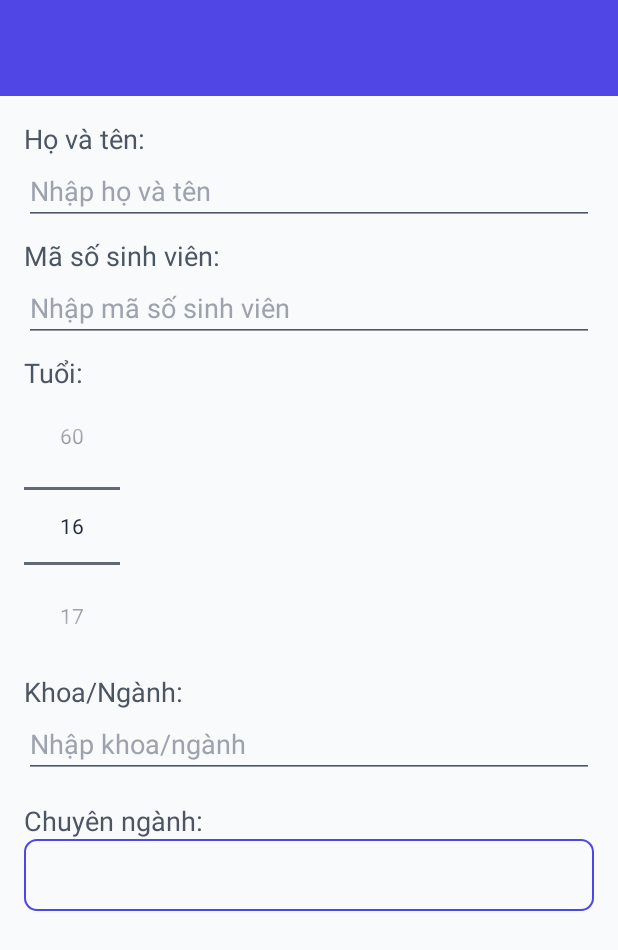
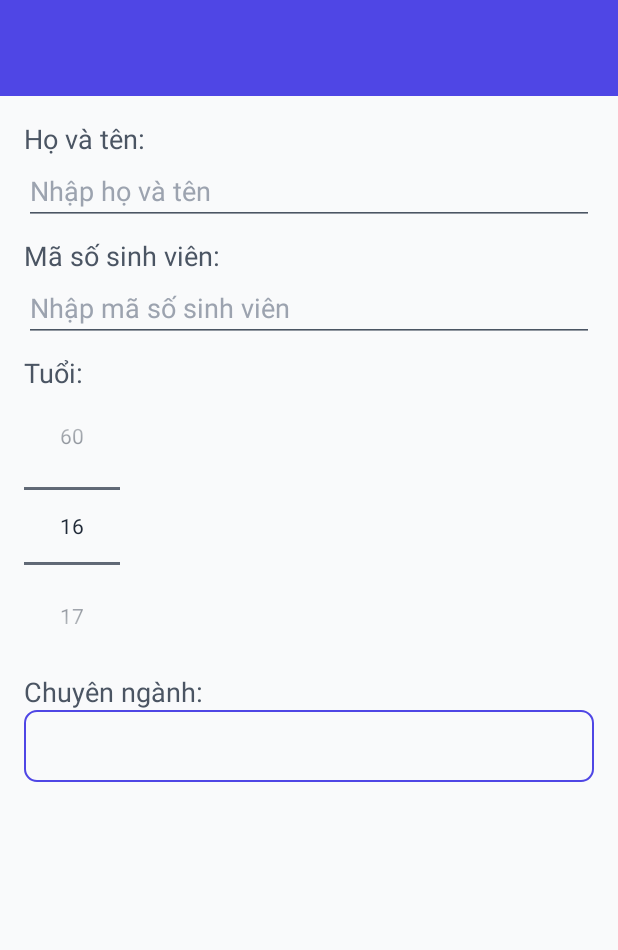
Before and after one commit to nhatcn/PRMProject, an Android app: the fragment AddEditStudentFragment placed in its activity, on a phone screen of 412 x 824 dp. Shown: the top 950 px of the screen. Run offline under Robolectric (Android 15) with nearby library versions, the phone set to English and light mode, and no system bars; our stand-ins replace Room's generated code; 1 statement that could not run was skipped.

Commit message:
Replace old code with new version

```diff
--- a/app/src/main/res/layout/fragment_add_edit_student.xml
+++ b/app/src/main/res/layout/fragment_add_edit_student.xml
@@ -66,20 +66,6 @@
             <TextView
                 android:layout_width="wrap_content"
                 android:layout_height="wrap_content"
-                android:text="Khoa/Ngành:"
-                android:textAppearance="@style/TextAppearance.AppCompat.Medium" />
-
-            <EditText
-                android:id="@+id/edit_text_course"
-                android:layout_width="match_parent"
-                android:layout_height="wrap_content"
-                android:hint="Nhập khoa/ngành"
-                android:inputType="text"
-                android:layout_marginBottom="16dp" />
-
-            <TextView
-                android:layout_width="wrap_content"
-                android:layout_height="wrap_content"
                 android:text="Chuyên ngành:"
                 android:textAppearance="@style/TextAppearance.AppCompat.Medium" />
 
```
Also changed, not shown: app/src/main/res/layout/fragment_student_profile.xml (+1 -8 lines).
